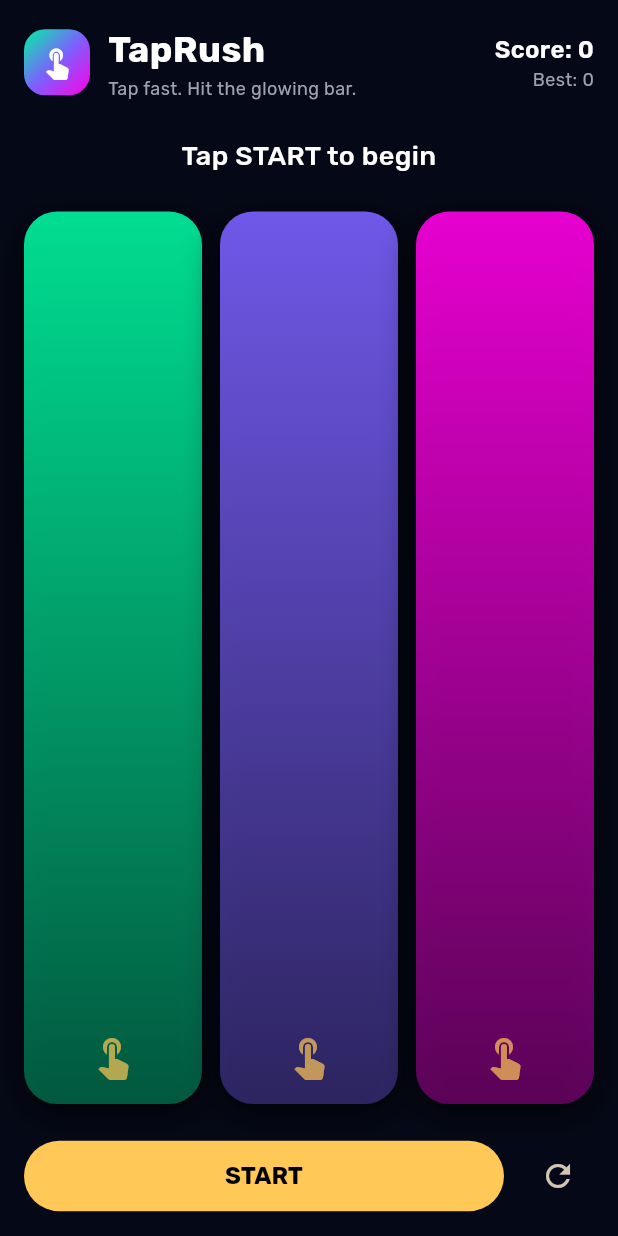
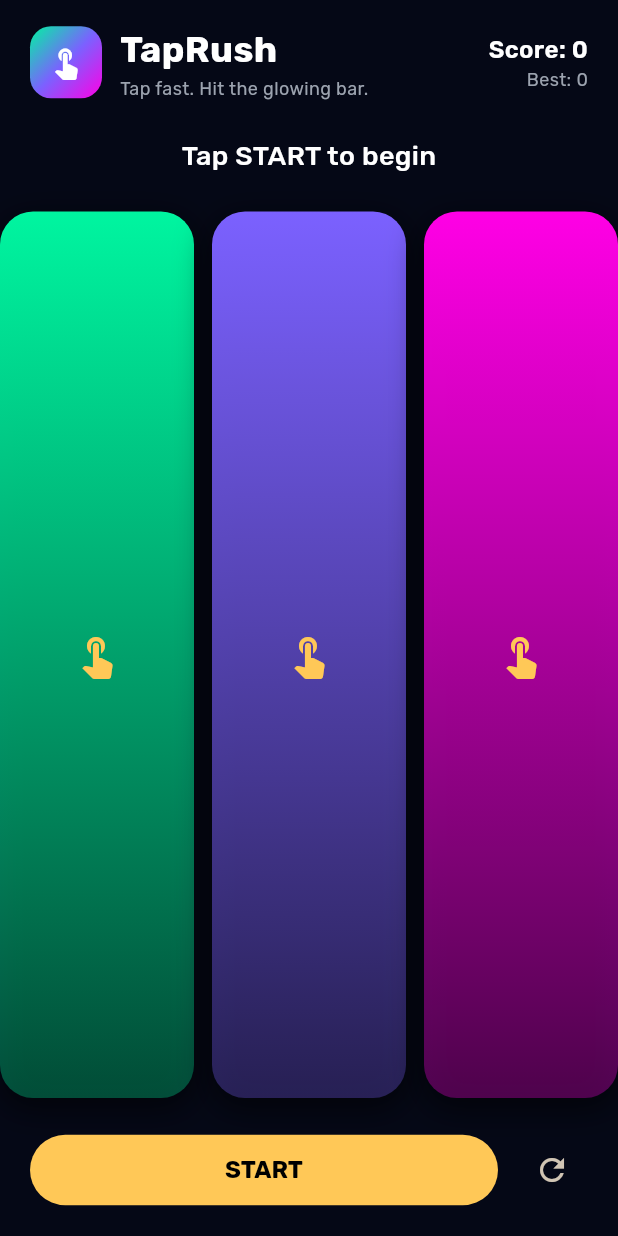
Before and after one commit to Sinhuej/taprush, a Flutter app: the screen it shows after launch, on a phone screen of 412 x 824 dp. Run offline on Flutter 3.47's test engine with Material 3 defaults, Android fonts, the light colour scheme and no system bars; our stand-ins replace google_fonts, shared_preferences.

```diff
--- a/lib/main.dart
+++ b/lib/main.dart
@@ -35,13 +35,12 @@ class TapRushApp extends StatelessWidget {
   }
 }
 
-/// Colors inspired by the icon (Option 3)
 class TapRushColors {
-  static const background = Color(0xFF050816); // deep navy
-  static const barA = Color(0xFF00F5A0); // aqua
-  static const barB = Color(0xFF7B61FF); // purple
-  static const barC = Color(0xFFFF00E5); // neon magenta
-  static const accent = Color(0xFFFFC857); // golden finger color
+  static const background = Color(0xFF050816);
+  static const barA = Color(0xFF00F5A0);
+  static const barB = Color(0xFF7B61FF);
+  static const barC = Color(0xFFFF00E5);
+  static const accent = Color(0xFFFFC857);
   static const dimText = Color(0xFF9CA3AF);
 }
 
@@ -63,7 +62,8 @@ class _TapRushGameScreenState extends State<TapRushGameScreen> {
   int _bestScore = 0;
   int _timeLeft = gameDurationSeconds;
   int _countdown = countdownStart;
-  int _activeBar = 1; // 0,1,2 -> which bar is “glowing”
+  int _activeBar = 1;
+
   Timer? _gameTimer;
   Timer? _countdownTimer;
   final Random _random = Random();
@@ -131,7 +131,6 @@ class _TapRushGameScreenState extends State<TapRushGameScreen> {
         _timeLeft = max(0, _timeLeft - 1);
       });
 
-      // every 1 second (5 ticks of 200ms), switch active bar
       if (timer.tick % 5 == 0) {
         setState(() {
           _activeBar = _random.nextInt(3);
@@ -160,32 +159,21 @@ class _TapRushGameScreenState extends State<TapRushGameScreen> {
 
     setState(() {
       if (index == _activeBar) {
-        // Perfect tap on glowing bar
         _score += 5;
       } else {
-        // Normal tap
         _score += 1;
       }
-      // Shuffle active bar again after a tap
       _activeBar = _random.nextInt(3);
     });
-  }
-
-  String get _timeLabel {
-    final seconds = (_timeLeft ~/ 5); // because we decrement 5x per second
-    final clamped = max(0, min(seconds, gameDurationSeconds));
-    final padded = clamped.toString().padLeft(2, '0');
-    return '00:$padded';
   }
 
   @override
   Widget build(BuildContext context) {
     return Scaffold(
       body: SafeArea(
-        child: Padding(
-          padding: const EdgeInsets.all(16),
         child: Column(
           children: [
+            const SizedBox(height: 16),
             _buildHeader(),
             const SizedBox(height: 24),
             _buildStatusText(),
@@ -193,36 +181,50 @@ class _TapRushGameScreenState extends State<TapRushGameScreen> {
             Expanded(child: _buildBars()),
             const SizedBox(height: 24),
             _buildBottomButtons(),
+            const SizedBox(height: 20),
           ],
-          ),
         ),
       ),
     );
   }
 
   Widget _buildHeader() {
-    return Row(
+    return Padding(
+      padding: const EdgeInsets.symmetric(horizontal: 20),
+      child: Row(
         children: [
-        // mini icon mimic
-        Container(
-          width: 44,
-          height: 44,
+          _buildMiniIcon(),
+          const SizedBox(width: 12),
+          _buildTitle(),
+          const Spacer(),
+          _buildScoreBox(),
+        ],
+      ),
+    );
+  }
+
+  Widget _buildMiniIcon() {
+    return Container(
+      width: 48,
+      height: 48,
       decoration: BoxDecoration(
         borderRadius: BorderRadius.circular(14),
         gradient: const LinearGradient(
-              begin: Alignment.topLeft,
-              end: Alignment.bottomRight,
           colors: [
             TapRushColors.barA,
             TapRushColors.barB,
             TapRushColors.barC,
           ],
+          begin: Alignment.topLeft,
+          end: Alignment.bottomRight,
         ),
       ),
       child: const Icon(Icons.touch_app, color: Colors.white),
-        ),
-        const SizedBox(width: 12),
-        Column(
+    );
+  }
+
+  Widget _buildTitle() {
+    return Column(
       crossAxisAlignment: CrossAxisAlignment.start,
       children: [
         Text(
@@ -240,9 +242,11 @@ class _TapRushGameScreenState extends State<TapRushGameScreen> {
           ),
         ),
       ],
-        ),
-        const Spacer(),
-        Column(
+    );
+  }
+
+  Widget _buildScoreBox() {
+    return Column(
       crossAxisAlignment: CrossAxisAlignment.end,
       children: [
         Text(
@@ -260,27 +264,16 @@ class _TapRushGameScreenState extends State<TapRushGameScreen> {
           ),
         ),
       ],
-        ),
-      ],
     );
   }
 
   Widget _buildStatusText() {
     String label;
-    switch (_state) {
-      case GameState.ready:
-        label = 'Tap START to begin';
-        break;
-      case GameState.countdown:
-        label = 'Get ready… $_countdown';
-        break;
-      case GameState.playing:
-        label = 'Time left: $_timeLabel';
-        break;
-      case GameState.finished:
-        label = 'Time\'s up! Final score: $_score';
-        break;
-    }
+
+    if (_state == GameState.ready) label = 'Tap START to begin';
+    else if (_state == GameState.countdown) label = 'Get ready… $_countdown';
+    else if (_state == GameState.playing) label = 'Time left: $_timeLeft';
+    else label = 'Time\'s up! Final score: $_score';
 
     return Text(
       label,
@@ -288,62 +281,44 @@ class _TapRushGameScreenState extends State<TapRushGameScreen> {
         fontSize: 18,
         fontWeight: FontWeight.w500,
       ),
-      textAlign: TextAlign.center,
     );
   }
 
   Widget _buildBars() {
     return Row(
-      crossAxisAlignment: CrossAxisAlignment.stretch,
       children: [
-        _buildBar(
-          index: 0,
-          baseColor: TapRushColors.barA,
-        ),
+        Expanded(child: _buildBar(0, TapRushColors.barA)),
         const SizedBox(width: 12),
-        _buildBar(
-          index: 1,
-          baseColor: TapRushColors.barB,
-        ),
+        Expanded(child: _buildBar(1, TapRushColors.barB)),
         const SizedBox(width: 12),
-        _buildBar(
-          index: 2,
-          baseColor: TapRushColors.barC,
-        ),
+        Expanded(child: _buildBar(2, TapRushColors.barC)),
       ],
     );
   }
 
-  Widget _buildBar({
-    required int index,
-    required Color baseColor,
-  }) {
-    final bool isActive = _activeBar == index && _state == GameState.playing;
-    final double glowStrength = isActive ? 1.0 : 0.0;
+  Widget _buildBar(int index, Color color) {
+    bool isActive = (_activeBar == index && _state == GameState.playing);
 
-    return Expanded(
-      child: GestureDetector(
+    return GestureDetector(
       onTap: () => _onBarTapped(index),
       child: AnimatedContainer(
         duration: const Duration(milliseconds: 150),
-          curve: Curves.easeOutCubic,
         decoration: BoxDecoration(
           borderRadius: BorderRadius.circular(22),
           gradient: LinearGradient(
+            colors: [
+              color.withOpacity(isActive ? 0.7 : 0.3),
+              color,
+            ],
             begin: Alignment.bottomCenter,
             end: Alignment.topCenter,
-              colors: [
-                baseColor.withOpacity(0.35 + glowStrength * 0.25),
-                baseColor.withOpacity(0.9),
-              ],
           ),
           boxShadow: isActive
               ? [
                   BoxShadow(
-                      color: baseColor.withOpacity(0.7),
+                    color: color.withOpacity(0.8),
                     blurRadius: 24,
                     spreadRadius: 2,
-                      offset: const Offset(0, 0),
                   ),
                 ]
               : [
@@ -355,24 +330,11 @@ class _TapRushGameScreenState extends State<TapRushGameScreen> {
                   ),
                 ],
         ),
-          child: Stack(
-            alignment: Alignment.bottomCenter,
-            children: [
-              // decorative bars
-              Align(
-                alignment: Alignment.bottomCenter,
-                child: Padding(
-                  padding: const EdgeInsets.only(bottom: 16),
+        child: Center(
           child: Icon(
             Icons.touch_app,
-                    size: isActive ? 40 : 32,
-                    color: TapRushColors.accent.withOpacity(
-                      isActive ? 1.0 : 0.7,
-                    ),
-                  ),
-                ),
-              ),
-            ],
+            size: isActive ? 42 : 32,
+            color: TapRushColors.accent,
           ),
         ),
       ),
@@ -380,10 +342,11 @@ class _TapRushGameScreenState extends State<TapRushGameScreen> {
   }
 
   Widget _buildBottomButtons() {
-    final bool canStart =
-        _state == GameState.ready || _state == GameState.finished;
+    bool canStart = (_state == GameState.ready || _state == GameState.finished);
 
-    return Row(
+    return Padding(
+      padding: const EdgeInsets.symmetric(horizontal: 20),
+      child: Row(
         children: [
           Expanded(
             child: FilledButton(
@@ -402,6 +365,7 @@ class _TapRushGameScreenState extends State<TapRushGameScreen> {
           ),
           const SizedBox(width: 12),
           IconButton(
+            icon: const Icon(Icons.refresh),
             onPressed: () {
               _gameTimer?.cancel();
               _countdownTimer?.cancel();
@@ -411,10 +375,9 @@ class _TapRushGameScreenState extends State<TapRushGameScreen> {
                 _timeLeft = gameDurationSeconds;
               });
             },
-          icon: const Icon(Icons.refresh),
-          tooltip: 'Reset',
           ),
         ],
+      ),
     );
   }
 }
```
Lines whose indentation alone changed are shown as unchanged.
